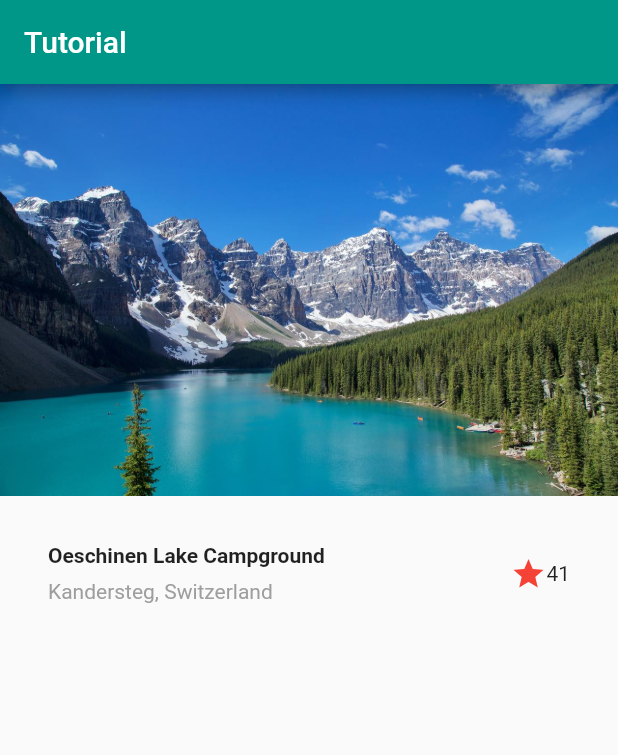
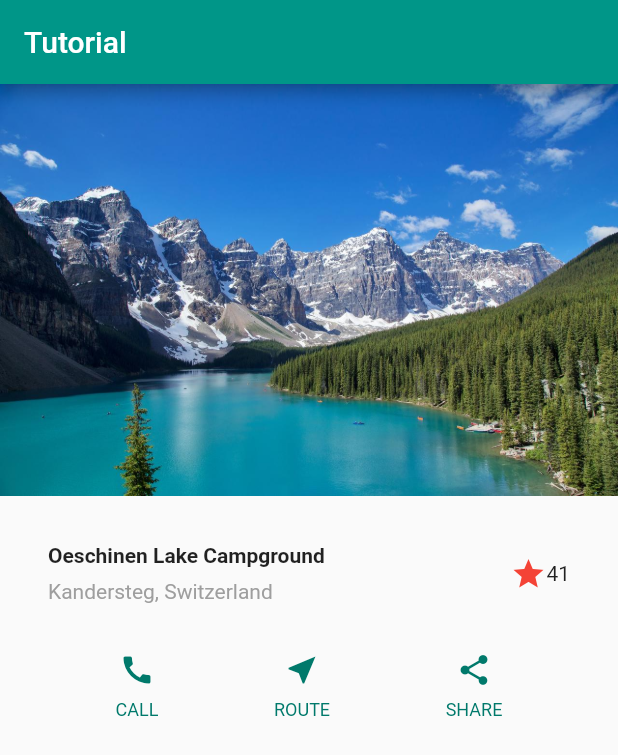
Before and after one commit to VijayGanganapalli/flutter_tutorial, a Flutter app: the screen it shows after launch, on a phone screen of 412 x 824 dp. Shown: the top 755 px of the screen. Run offline on Flutter 3.47's test engine with Material 2 defaults, Android fonts, the phone set to English and light mode, and no system bars.

Commit message:
button section added

```diff
--- a/lib/src/screens/layout_building.dart
+++ b/lib/src/screens/layout_building.dart
@@ -12,6 +12,7 @@ class _LayoutBuildingState extends State<LayoutBuilding> {
       children: <Widget>[
         imageSection(),
         titleSection(),
+        buttonSection(),
       ],
     );
   }
@@ -54,4 +55,37 @@ class _LayoutBuildingState extends State<LayoutBuilding> {
       ),
     );
   }
+
+  Widget buttonSection() {
+    return Container(
+      child: Row(
+        mainAxisAlignment: MainAxisAlignment.spaceEvenly,
+        children: <Widget>[
+          buildButtonColumn(Icons.call, "CALL"),
+          buildButtonColumn(Icons.near_me, "ROUTE"),
+          buildButtonColumn(Icons.share, "SHARE"),
+        ],
+      ),
+    );
+  }
+
+  buildButtonColumn(IconData icon, String label) {
+    Color color = Theme.of(context).primaryColorDark;
+    return Column(
+      children: <Widget>[
+        Icon(icon, color: color),
+        Container(
+          margin: EdgeInsets.only(top: 8.0),
+          child: Text(
+            label,
+            style: TextStyle(
+              fontSize: 12.0,
+              fontWeight: FontWeight.w400,
+              color: color,
+            ),
+          ),
+        ),
+      ],
+    );
+  }
 }
```
